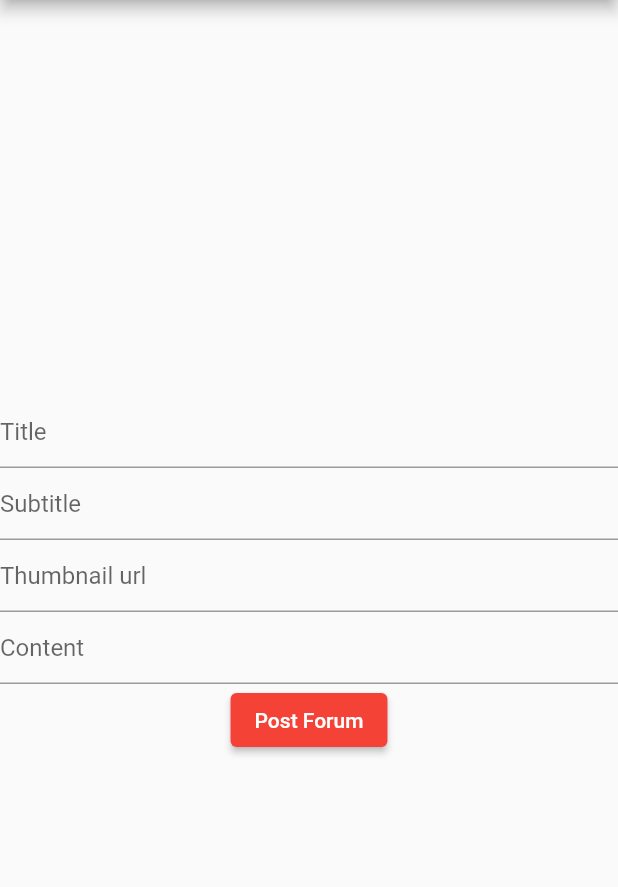
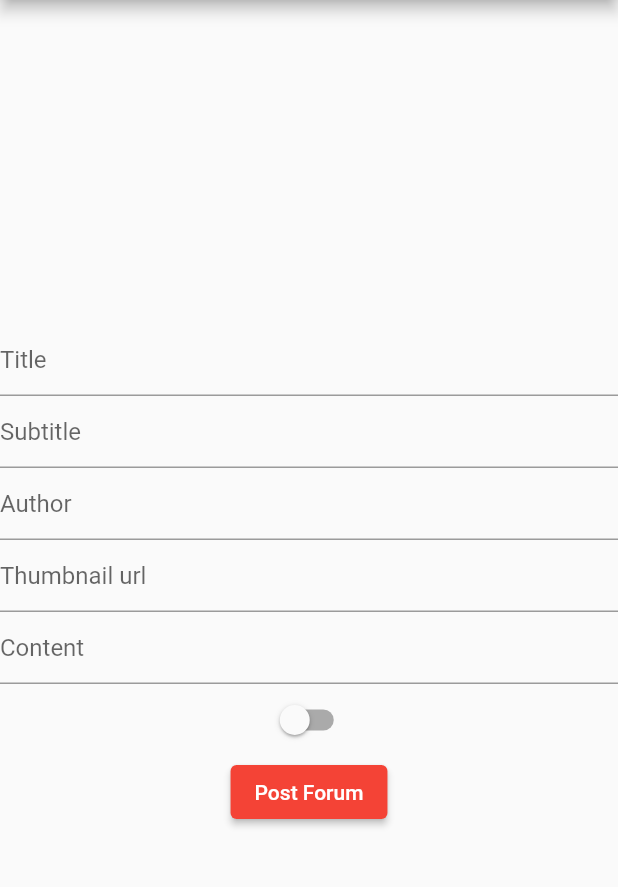
Before and after one commit to flarious/xculturetestapi, a Flutter app: the NewForumPage screen opened by its route, on a phone screen of 412 x 824 dp, the part 84-971 px from its top. Run offline on Flutter 3.47's test engine with Material 2 defaults, Android fonts, the light colour scheme and no system bars; network calls fail; Roboto replaces fonts that are missing (Poppins).

Commit message:
Author and Incognito for Forum

```diff
--- a/lib/pages/data.dart
+++ b/lib/pages/data.dart
@@ -4,6 +4,7 @@ class Forum {
   final String subtitle;
   final String content;
   final String thumbnail;
+  final String author;
   final bool incognito;
   final int viewed;
   final int favorited;
@@ -16,6 +17,7 @@ class Forum {
     required this.subtitle,
     required this.content,
     required this.thumbnail,
+    required this.author,
     required this.incognito,
     required this.viewed,
     required this.favorited,
@@ -30,6 +32,7 @@ class Forum {
       subtitle: json['subtitle'],
       content: json['content'],
       thumbnail: json['thumbnail'],
+      author: json['author'],
       incognito: json['incognito'],
       viewed: json['viewed'],
       favorited: json['favorite_amount'],
--- a/lib/pages/forum_new.dart
+++ b/lib/pages/forum_new.dart
@@ -12,8 +12,10 @@ class NewForumPage extends StatefulWidget {
 class _NewForumPageState extends State<NewForumPage> {
   final TextEditingController _title = TextEditingController();
   final TextEditingController _subtitle = TextEditingController();
+  final TextEditingController _author = TextEditingController();
   final TextEditingController _thumbnail = TextEditingController();
   final TextEditingController _content = TextEditingController();
+  bool isSwitched = false;
 
   @override
   Widget build(BuildContext context) {
@@ -38,6 +40,10 @@ class _NewForumPageState extends State<NewForumPage> {
             decoration: const InputDecoration(hintText: "Subtitle"),
           ),
           TextField(
+            controller: _author,
+            decoration: const InputDecoration(hintText: "Author"),
+          ),
+          TextField(
             controller: _thumbnail,
             decoration: const InputDecoration(hintText: "Thumbnail url"),
           ),
@@ -45,10 +51,18 @@ class _NewForumPageState extends State<NewForumPage> {
             controller: _content,
             decoration: const InputDecoration(hintText: "Content"),
           ),
+          Switch(
+            value: isSwitched,
+            onChanged: (value) {
+              setState(() {
+                isSwitched = value;
+              });
+            }
+          ),
           ElevatedButton(
             onPressed: () {
               setState(() {
-                sendForumDetail(_title.text, _subtitle.text, _thumbnail.text, _content.text);
+                sendForumDetail(_title.text, _subtitle.text, _author.text, _thumbnail.text, _content.text, isSwitched);
               });
               Future.delayed(const Duration(seconds: 1), () {
                 Navigator.pop(context);
@@ -61,17 +75,19 @@ class _NewForumPageState extends State<NewForumPage> {
     );
   }
 
-  sendForumDetail(String title, String subtitle, String thumbnailUrl, String content) async {
+  sendForumDetail(String title, String subtitle, String author, String thumbnailUrl, String content, bool isSwitched) async {
     final response = await http.post(
       Uri.parse('http://10.0.2.2:3000/forums'),
       headers: <String, String>{
         'Content-Type': 'application/json; charset=UTF-8',
       },
-      body: jsonEncode(<String, String>{
+      body: jsonEncode(<String, dynamic>{
         'title': title,
         'subtitle': subtitle,
+        'author': author,
         'thumbnail': thumbnailUrl,
         'content': content,
+        'incognito': isSwitched,
       }),
     );
 
```
Also changed, not shown: lib/pages/forum_detail.dart (+4 -4 lines), lib/pages/forum_edit.dart (+25 -7 lines).
